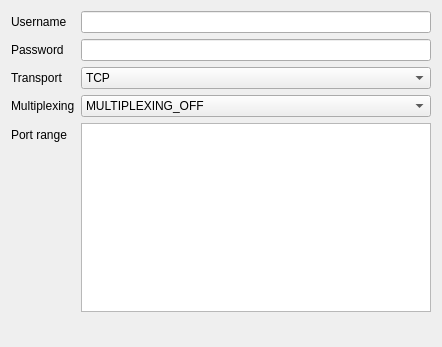
Before: the Qt Designer form src/nekobox/ui/profile/edit_mieru.ui in qr243vbi/nekobox, drawn with Qt 5.
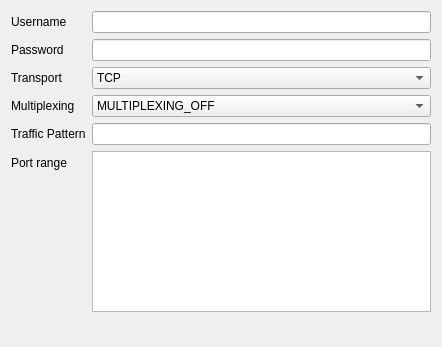
After: the same form once the commit is applied.

Commit message: Add traffic_pattern field

The edit to the form file:
```diff
--- a/src/nekobox/ui/profile/edit_mieru.ui
+++ b/src/nekobox/ui/profile/edit_mieru.ui
@@ -34,17 +34,17 @@
    <item row="1" column="1">
     <widget class="QLineEdit" name="password"/>
    </item>
-   <item row="4" column="0">
+   <item row="5" column="0">
     <widget class="QLabel" name="port_range_l">
      <property name="text">
       <string>Port range</string>
      </property>
     </widget>
    </item>
-   <item row="4" column="1">
+   <item row="5" column="1">
     <widget class="QTextEdit" name="port_range"/>
    </item>
-   <item row="5" column="0" colspan="2">
+   <item row="6" column="0" colspan="2">
     <widget class="QWidget" name="widget" native="true">
      <layout class="QGridLayout" name="gridLayout"/>
     </widget>
@@ -107,6 +107,16 @@
      </item>
     </widget>
    </item>
+   <item row="4" column="0">
+    <widget class="QLabel" name="label_2">
+     <property name="text">
+      <string>Traffic Pattern</string>
+     </property>
+    </widget>
+   </item>
+   <item row="4" column="1">
+    <widget class="QLineEdit" name="traffic_pattern"/>
+   </item>
   </layout>
  </widget>
  <resources/>
```
The commit also changes 7 other files.
